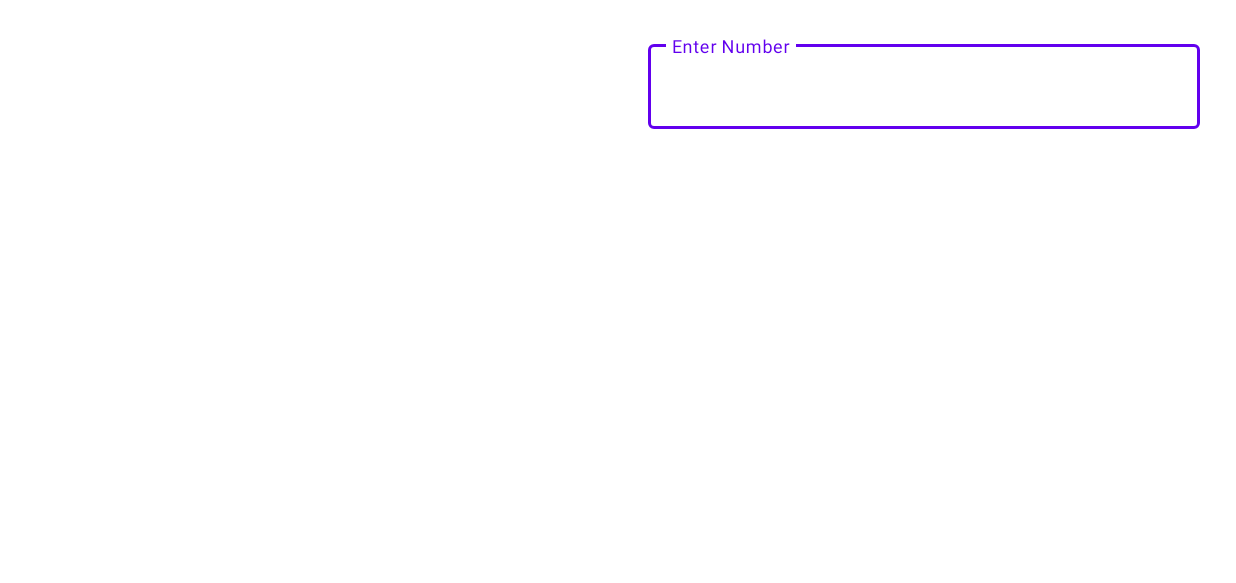
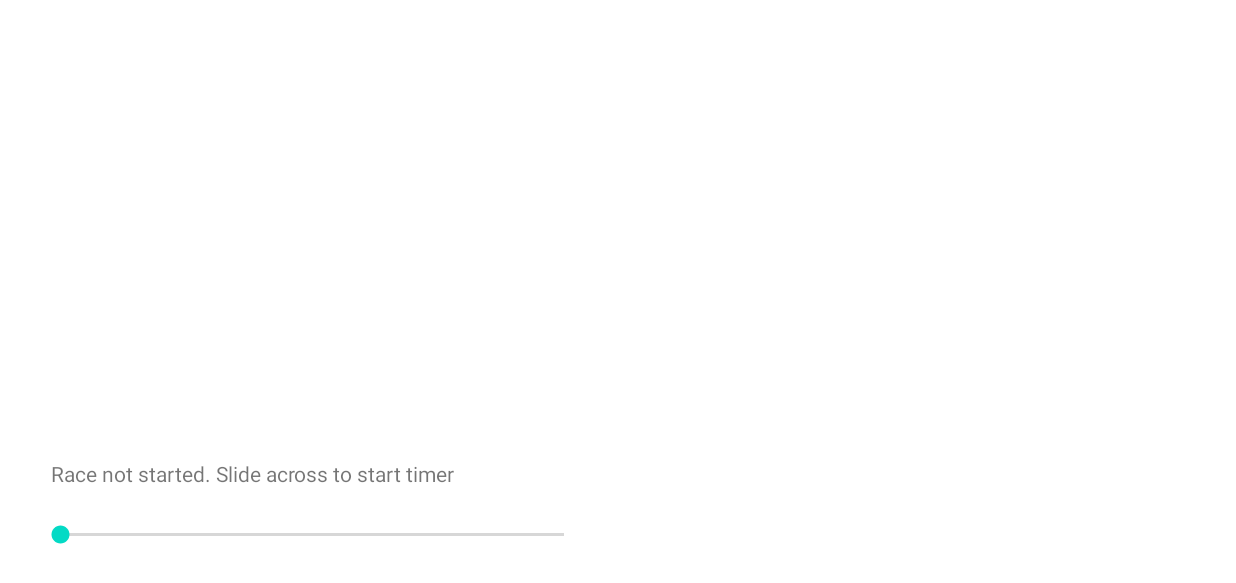
Before and after one commit to ronantkearney/race-splits, an Android app: the screen it shows after launch (MainActivity), on a phone screen of 824 x 412 dp (held sideways). Shown: the top 583 px of the screen. Run offline under Robolectric (Android 15) with nearby library versions, the phone set to English and light mode, and no system bars.

Commit message:
Added changes for printing race log.  And fix for crash when usb disconnects

```diff
--- a/app/src/main/AndroidManifest.xml
+++ b/app/src/main/AndroidManifest.xml
@@ -12,7 +12,8 @@
         <activity
             android:name=".android.MainActivity"
             android:exported="true"
-            android:screenOrientation="landscape">
+            android:screenOrientation="landscape"
+            android:configChanges="orientation|keyboard|keyboardHidden">
             <intent-filter>
                 <action android:name="android.intent.action.MAIN" />
 
--- a/app/src/main/res/layout/activity_main.xml
+++ b/app/src/main/res/layout/activity_main.xml
@@ -3,6 +3,7 @@
     xmlns:tools="http://schemas.android.com/tools"
     android:layout_width="match_parent"
     android:layout_height="match_parent"
+    xmlns:app="http://schemas.android.com/apk/res-auto"
     tools:context="com.racesplits.android.MainActivity">
 
     <LinearLayout
@@ -11,6 +12,54 @@
         android:orientation="horizontal"
         android:padding="4dp"
         android:clipToPadding="false">
+
+        <LinearLayout
+            android:layout_width="match_parent"
+            android:layout_height="match_parent"
+            android:orientation="vertical"
+            android:layout_weight="1"
+            android:padding="20dp">
+
+            <com.google.android.material.textfield.TextInputLayout
+                android:id="@+id/textinputlayout"
+                style="@style/Widget.MaterialComponents.TextInputLayout.OutlinedBox"
+                android:layout_width="match_parent"
+                android:layout_height="wrap_content"
+                android:layout_weight="5"
+                android:visibility="invisible"
+                android:clickable="false"
+                app:helperTextTextAppearance="@style/TextAppearance.AppCompat.Button">
+
+                <com.google.android.material.textfield.TextInputEditText
+                    android:id="@+id/textinput"
+                    android:layout_width="match_parent"
+                    android:layout_height="wrap_content"
+                    android:hint="Enter Racer Number with USB"
+                    android:inputType="number"
+                    android:maxLength="3"
+                    android:enabled="false">
+
+                    </com.google.android.material.textfield.TextInputEditText>
+
+                </com.google.android.material.textfield.TextInputLayout>
+
+            <TextView
+                android:id="@+id/slidertext"
+                android:layout_width="match_parent"
+                android:layout_height="wrap_content"
+                android:text="Race not started. Slide across to start timer"
+                android:paddingLeft="10dp"></TextView>
+
+                <SeekBar
+                    android:id="@+id/seekbar"
+                    android:layout_width="match_parent"
+                    android:layout_height="wrap_content"
+                    android:layout_weight="1"
+                    style="@style/Widget.MaterialComponents.Slider">
+
+                </SeekBar>
+
+            </LinearLayout>
 
         <androidx.recyclerview.widget.RecyclerView
             android:id="@+id/recyclerview"
@@ -21,33 +70,6 @@
             android:layout_weight="1"
             tools:listitem="@layout/card_item"/>
 
-        <LinearLayout
-            android:layout_width="match_parent"
-            android:layout_height="match_parent"
-            android:orientation="horizontal"
-            android:layout_weight="1"
-            android:padding="20dp">
-
-            <com.google.android.material.textfield.TextInputLayout
-                style="@style/Widget.MaterialComponents.TextInputLayout.OutlinedBox"
-                android:layout_width="match_parent"
-                android:layout_height="wrap_content">
-
-                <com.google.android.material.textfield.TextInputEditText
-                    android:id="@+id/textinput"
-                    android:layout_width="match_parent"
-                    android:layout_height="wrap_content"
-                    android:hint="Enter Number"
-                    android:inputType="number"
-                    android:focusedByDefault="true">
-
-                </com.google.android.material.textfield.TextInputEditText>
-
-            </com.google.android.material.textfield.TextInputLayout>
-
-        </LinearLayout>
-
-
     </LinearLayout>
 
 </RelativeLayout>
--- a/app/src/main/res/values/colors.xml
+++ b/app/src/main/res/values/colors.xml
@@ -7,4 +7,6 @@
     <color name="teal_700">#FF018786</color>
     <color name="black">#FF000000</color>
     <color name="white">#FFFFFFFF</color>
+    <color name="red">#DB4035</color>
+    <color name="lime">#7ECC49</color>
 </resources>
```
Also changed, not shown: app/src/main/java/com/racesplits/android/MainActivity.java (+79 -7 lines), app/src/main/java/com/racesplits/race/Race.java (+22 -2 lines), app/src/main/java/com/racesplits/race/RaceLogEntry.java (added, +60 -0 lines), app/src/main/java/com/racesplits/race/TimeEntry.java (deleted, +0 -30 lines).
